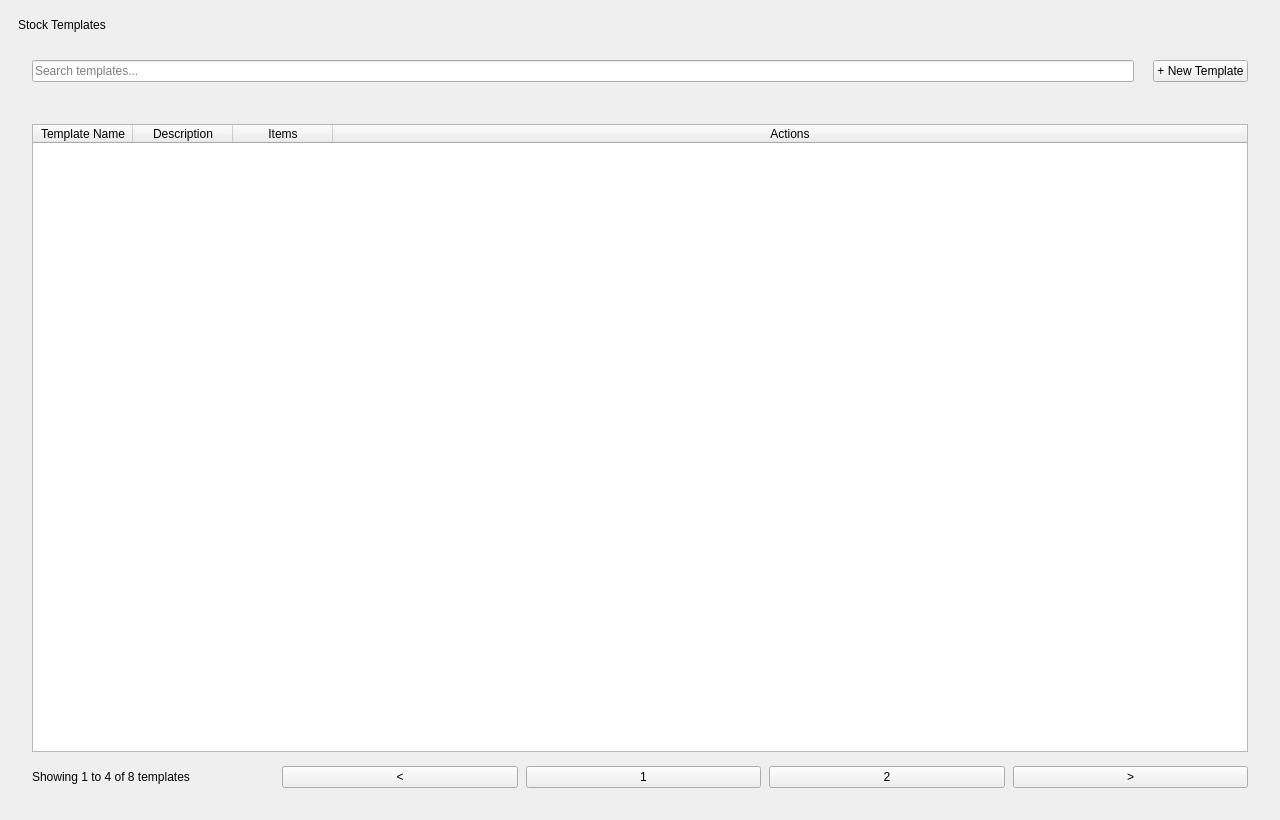
This is InventoryQtApp/StockTemplatesPage.ui in Felipeact/InventoryQtApp as Qt 5 draws it before an edit. The edited form follows.
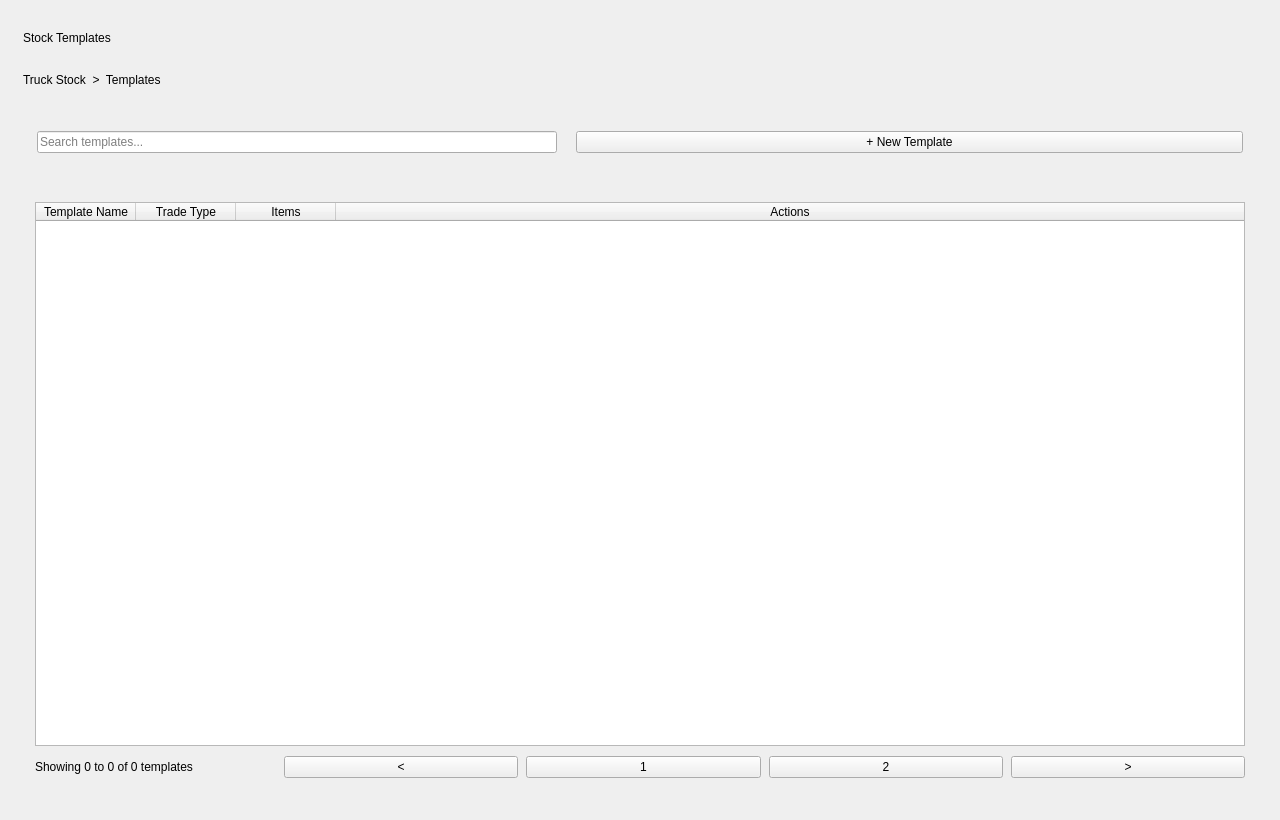
This is the edited form.

Commit message: Stock page Ui updated

Diff of the .ui file:
```diff
--- a/InventoryQtApp/StockTemplatesPage.ui
+++ b/InventoryQtApp/StockTemplatesPage.ui
@@ -10,6 +10,7 @@
 				<height>820</height>
 			</rect>
 		</property>
+
 		<property name="windowTitle">
 			<string>Stock Templates</string>
 		</property>
@@ -20,21 +21,30 @@
 
 		<layout class="QVBoxLayout" name="rootLayout">
 			<property name="leftMargin">
-				<number>18</number>
+				<number>14</number>
 			</property>
 			<property name="topMargin">
-				<number>18</number>
+				<number>14</number>
 			</property>
 			<property name="rightMargin">
-				<number>18</number>
+				<number>14</number>
 			</property>
 			<property name="bottomMargin">
-				<number>18</number>
+				<number>14</number>
 			</property>
 			<property name="spacing">
-				<number>16</number>
+				<number>12</number>
 			</property>
 
+			<item>
+				<widget class="QWidget" name="pageContainer" native="true">
+					<layout class="QVBoxLayout" name="pageLayout">
+						<property name="spacing">
+							<number>12</number>
+						</property>
+
+						<item>
+							<layout class="QVBoxLayout" name="titleLayout">
 			<item>
 				<widget class="QLabel" name="pageTitle">
 					<property name="text">
@@ -44,7 +54,24 @@
 			</item>
 
 			<item>
-				<widget class="QWidget" name="toolbarCard" native="true">
+									<widget class="QLabel" name="breadcrumbLabel">
+										<property name="text">
+											<string>Truck Stock  &gt;  Templates</string>
+										</property>
+									</widget>
+								</item>
+							</layout>
+						</item>
+
+						<item>
+							<widget class="QWidget" name="toolbarContainer" native="true">
+								<property name="minimumSize">
+									<size>
+										<width>0</width>
+										<height>72</height>
+									</size>
+								</property>
+
 					<layout class="QHBoxLayout" name="toolbarLayout">
 						<property name="leftMargin">
 							<number>14</number>
@@ -63,15 +90,47 @@
 						</property>
 
 						<item>
+										<widget class="QWidget" name="searchContainer" native="true">
+											<property name="minimumSize">
+												<size>
+													<width>340</width>
+													<height>44</height>
+												</size>
+											</property>
+											<property name="maximumSize">
+												<size>
+													<width>520</width>
+													<height>44</height>
+												</size>
+											</property>
+
+											<layout class="QHBoxLayout" name="searchLayout">
+												<property name="leftMargin">
+													<number>0</number>
+												</property>
+												<property name="topMargin">
+													<number>0</number>
+												</property>
+												<property name="rightMargin">
+													<number>0</number>
+												</property>
+												<property name="bottomMargin">
+													<number>0</number>
+												</property>
+												<property name="spacing">
+													<number>8</number>
+												</property>
+
+												<item>
 							<widget class="QLineEdit" name="searchInput">
-								<property name="minimumWidth">
-									<number>320</number>
-								</property>
 								<property name="placeholderText">
 									<string>Search templates...</string>
 								</property>
 							</widget>
 						</item>
+											</layout>
+										</widget>
+									</item>
 
 						<item>
 							<spacer name="toolbarSpacer">
@@ -94,25 +153,38 @@
 
 			<item>
 				<widget class="QWidget" name="tableCard" native="true">
+								<property name="maximumSize">
+									<size>
+										<width>16777215</width>
+										<height>600</height>
+									</size>
+								</property>
+
 					<layout class="QVBoxLayout" name="tableCardLayout">
 						<property name="leftMargin">
-							<number>14</number>
+										<number>12</number>
 						</property>
 						<property name="topMargin">
-							<number>14</number>
+										<number>12</number>
 						</property>
 						<property name="rightMargin">
-							<number>14</number>
+										<number>12</number>
 						</property>
 						<property name="bottomMargin">
-							<number>14</number>
+										<number>12</number>
 						</property>
 						<property name="spacing">
-							<number>14</number>
+										<number>10</number>
 						</property>
 
 						<item>
 							<widget class="QTableWidget" name="templatesTable">
+											<property name="minimumSize">
+												<size>
+													<width>0</width>
+													<height>440</height>
+												</size>
+											</property>
 								<property name="columnCount">
 									<number>4</number>
 								</property>
@@ -134,16 +206,19 @@
 										<string>Template Name</string>
 									</property>
 								</column>
+
 								<column>
 									<property name="text">
-										<string>Description</string>
-									</property>
-								</column>
+													<string>Trade Type</string>
+												</property>
+											</column>
+
 								<column>
 									<property name="text">
 										<string>Items</string>
 									</property>
 								</column>
+
 								<column>
 									<property name="text">
 										<string>Actions</string>
@@ -154,6 +229,10 @@
 
 						<item>
 							<widget class="QWidget" name="paginationContainer" native="true">
+											<property name="styleSheet">
+												<string notr="true"/>
+											</property>
+
 								<layout class="QHBoxLayout" name="paginationLayout">
 									<property name="leftMargin">
 										<number>0</number>
@@ -174,7 +253,7 @@
 									<item>
 										<widget class="QLabel" name="paginationLabel">
 											<property name="text">
-												<string>Showing 1 to 4 of 8 templates</string>
+															<string>Showing 0 to 0 of 0 templates</string>
 											</property>
 										</widget>
 									</item>
@@ -224,8 +303,23 @@
 					</layout>
 				</widget>
 			</item>
-		</layout>
-	</widget>
+
+						<item>
+							<spacer name="bottomSpacer">
+								<property name="orientation">
+									<enum>Qt::Vertical</enum>
+								</property>
+								<property name="sizeType">
+									<enum>QSizePolicy::Expanding</enum>
+								</property>
+							</spacer>
+						</item>
+					</layout>
+				</widget>
+			</item>
+		</layout>
+	</widget>
+
 	<resources/>
 	<connections/>
 </ui>
```
Left out of the diff: 1 changed line with no effect on the pictures. Lines whose indentation alone changed are shown as unchanged. The commit also changes 3 other files.
